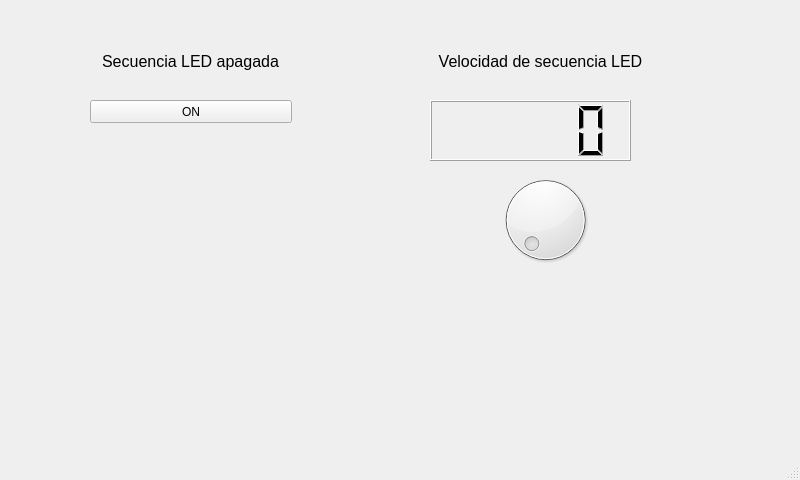
Before: the Qt Designer form tutorialHMI.ui in zsamora/hmi-pyqt, drawn with Qt 5.
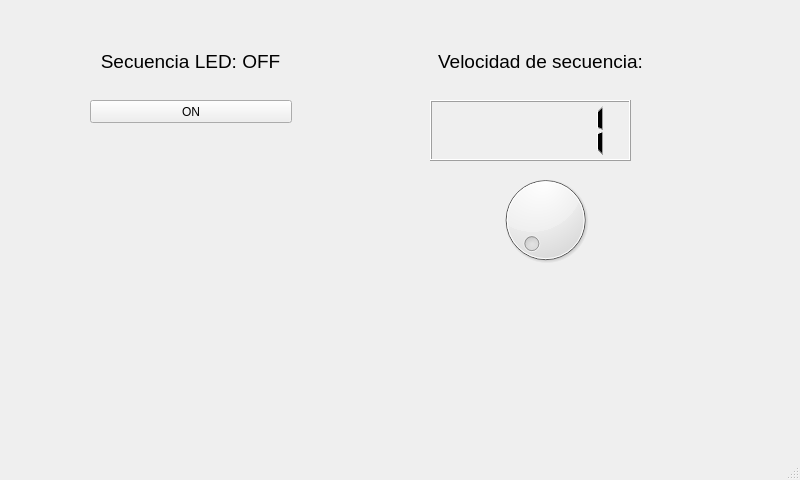
After: the same form once the commit is applied.

Commit message: Segunda versión: incluye velocidad (1-9)

```diff
--- a/tutorialHMI.ui
+++ b/tutorialHMI.ui
@@ -48,6 +48,9 @@
       <height>61</height>
      </rect>
     </property>
+    <property name="intValue" stdset="0">
+     <number>1</number>
+    </property>
    </widget>
    <widget class="QLabel" name="label_2">
     <property name="geometry">
@@ -60,11 +63,11 @@
     </property>
     <property name="font">
      <font>
-      <pointsize>12</pointsize>
+      <pointsize>14</pointsize>
      </font>
     </property>
     <property name="text">
-     <string>Secuencia LED apagada</string>
+     <string>Secuencia LED: OFF</string>
     </property>
     <property name="alignment">
      <set>Qt::AlignCenter</set>
@@ -94,11 +97,11 @@
     </property>
     <property name="font">
      <font>
-      <pointsize>12</pointsize>
+      <pointsize>14</pointsize>
      </font>
     </property>
     <property name="text">
-     <string>Velocidad de secuencia LED</string>
+     <string>Velocidad de secuencia:</string>
     </property>
     <property name="alignment">
      <set>Qt::AlignCenter</set>
```
Left out of the diff: 5 changed lines with no effect on the pictures. The commit also changes 2 other files.
